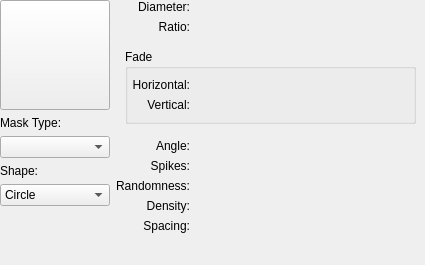
The window that krita/plugins/paintops/libpaintop/forms/wdgautobrush.ui (KDE/krita) describes before a commit, drawn with Qt 5.
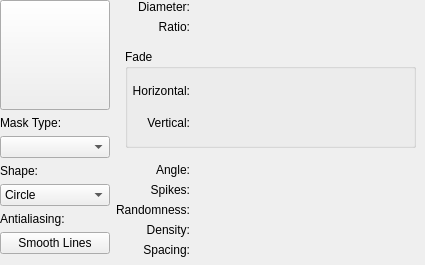
The same window after the commit. Custom widgets are drawn as their Qt base class.

Commit message:
Make line smoothing optional
Now one can choose whether line smoothing should be on or off.
The patch also implements smoothing for Vc implementation.

According to the measurements by means of KisStrokeBenchmark,
the usage of an additional 'if' inside internal loop of the vector
code makes no speed difference.

```diff
--- a/krita/plugins/paintops/libpaintop/forms/wdgautobrush.ui
+++ b/krita/plugins/paintops/libpaintop/forms/wdgautobrush.ui
@@ -87,6 +87,26 @@
        </item>
       </widget>
      </item>
+     <item>
+      <widget class="QLabel" name="label_2">
+       <property name="text">
+        <string>Antialiasing:</string>
+       </property>
+      </widget>
+     </item>
+     <item>
+      <widget class="QPushButton" name="btnAntialiasing">
+       <property name="toolTip">
+        <string>The border of the brush will be smoothed to avoid aliasing</string>
+       </property>
+       <property name="text">
+        <string>Smooth Lines</string>
+       </property>
+       <property name="checkable">
+        <bool>true</bool>
+       </property>
+      </widget>
+     </item>
      <item>
       <spacer name="spacer4">
        <property name="orientation">
```
The commit also changes 24 other files.
